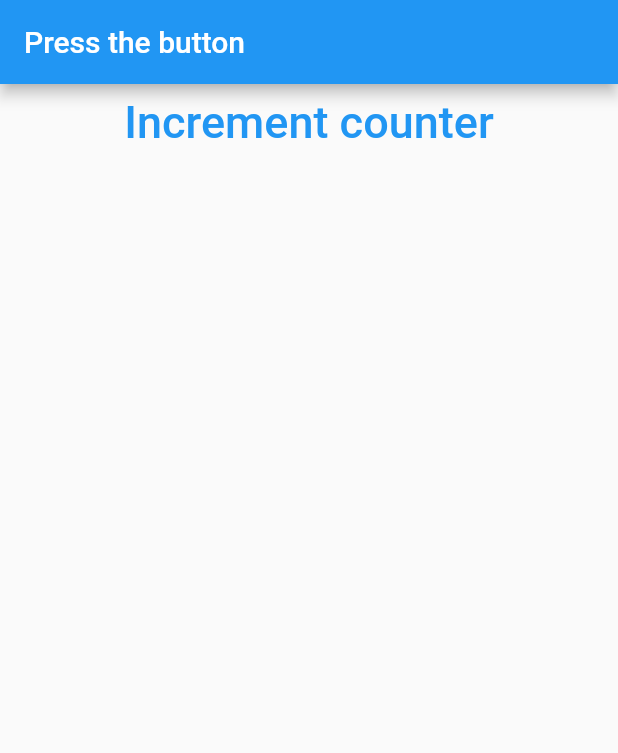
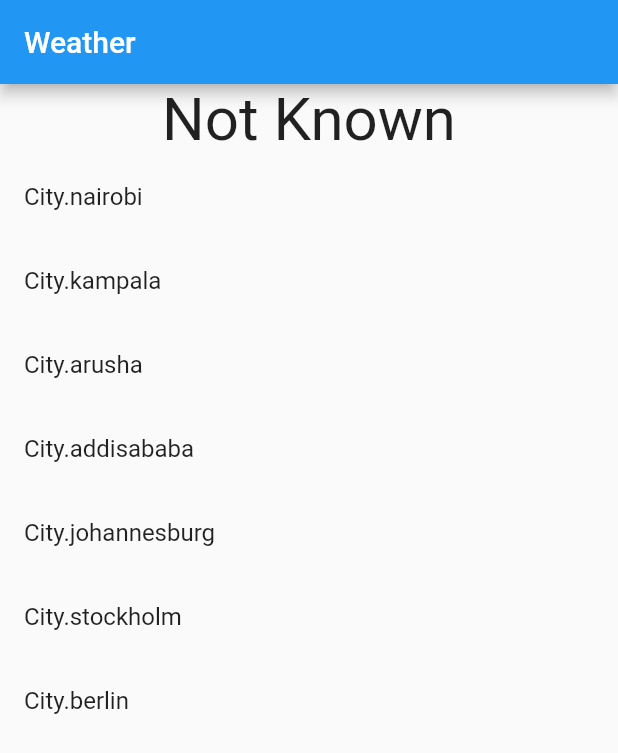
Before and after one commit to Kym54/riverpod, a Flutter app: the screen it shows after launch, on a phone screen of 412 x 824 dp. Shown: the top 753 px of the screen. Run offline on Flutter 3.47's test engine with Material 2 defaults, Android fonts, the phone set to English and light mode, and no system bars; our stand-ins replace hooks_riverpod.

Commit message:
provider listener

```diff
--- a/lib/HomePage.dart
+++ b/lib/HomePage.dart
@@ -14,7 +14,11 @@ import 'package:hooks_riverpod/hooks_riverpod.dart';
        a rebuild of the scaffold instead wrap your title with a
        consumer widget
       */
-     return Scaffold(
+     return MaterialApp(
+       darkTheme: ThemeData(),
+       themeMode: ThemeMode.dark,
+       debugShowCheckedModeBanner: false,
+       home:Scaffold(
        appBar: AppBar(
          title: Consumer(
            builder: (context, ref,child){
@@ -42,6 +46,7 @@ import 'package:hooks_riverpod/hooks_riverpod.dart';
                ))
          ],
        ),
+     ),
      );
    }
  }
--- /dev/null
+++ b/lib/Weather/Home.dart
@@ -0,0 +1,52 @@
+
+
+import 'package:hooks_riverpod/hooks_riverpod.dart';
+
+
+
+enum City{
+  nairobi,
+  kampala,
+  arusha,
+  addisababa,
+  johannesburg,
+  stockholm,
+  berlin,
+}
+
+typedef WeatherEmoji = String;
+
+Future<WeatherEmoji> getWeather(City city){
+  return Future.delayed(
+    const Duration(seconds: 1),() =>{
+      City.nairobi:'rainy',
+    City.kampala:'sunny',
+    City.arusha:'cool',
+    City.addisababa:'humid',
+    City.johannesburg:'snow',
+    City.stockholm:'cold',
+    City.berlin:'snow',
+  }[city]!,
+  );
+}
+// instead of using the above tiresome process it is preferably to use a state provider function
+// state provider keeps hold of state meaning it can't be changed from outside
+
+// the below provider listens to changes to the UI
+final currentCityProvider = StateProvider(
+      (ref) => null,
+);
+//will listen to change that happens to the sky and provides value that is listened by the currentCityProvider
+
+const unknownWeatherEmoji = 'Not Known';
+
+// UI reads this
+final weatherProvider = FutureProvider<WeatherEmoji>((ref){
+  final city = ref.watch(currentCityProvider);
+  if(city !=null){
+    return getWeather(city);
+  }else{
+    return unknownWeatherEmoji;
+  }
+},
+);
--- /dev/null
+++ b/lib/Weather/weather_homepage.dart
@@ -0,0 +1,74 @@
+import 'package:energy/Weather/Home.dart';
+import 'package:flutter/material.dart';
+import 'package:hooks_riverpod/hooks_riverpod.dart';
+
+
+extension OptionalInflixAddition <T extends num> on T?{
+  T? operator + ( T? other ){
+    final shadow = this;
+    if(shadow != null){
+      return shadow + (other?? 0) as T;
+    }
+    else{
+      return null;
+    }
+  }
+}
+
+
+class WeatherHomePage extends ConsumerWidget{
+   const WeatherHomePage ({Key? key}): super(key: key);
+
+   @override
+  Widget build(BuildContext context, WidgetRef ref){
+
+     final currentWeather = ref.watch(
+       weatherProvider,
+     );
+
+
+     return MaterialApp(
+       home: Scaffold(
+         appBar: AppBar(
+           title: const Text(
+             'Weather'
+           ),
+         ),
+         body: Column(
+           children: [
+             currentWeather.when(
+                 data:(data) => Text(
+                   data,
+                   style: const TextStyle(
+                     fontSize: 40,
+                   ),
+                 ),
+                 error:(_, __) => const Text('Error'),
+                 loading: () => const Padding(padding: EdgeInsets.all(8.0),
+                   child: CircularProgressIndicator(),
+                 )
+             ),
+             Expanded(
+                 child: ListView.builder(
+         itemCount:City.values.length,
+         itemBuilder: (context,index){
+           final city = City.values[index];
+           final isSelected = city == ref.watch(currentCityProvider);
+            return ListTile(
+              title: Text(
+                city.toString(),
+              ),
+              trailing: isSelected? const Icon(Icons.check): null,
+              onTap: () => ref.read
+                (currentCityProvider.notifier,).state = city as Null
+
+            );
+                     }
+                     )
+             )
+           ],
+         ),
+       ),
+     );
+   }
+}
--- a/lib/main.dart
+++ b/lib/main.dart
@@ -1,5 +1,6 @@
 
-import 'package:energy/HomePage.dart';
+//import 'package:energy/HomePage.dart';
+import 'package:energy/Weather/weather_homepage.dart';
 import 'package:flutter/material.dart';
 import 'package:flutter/widgets.dart';
 import 'package:hooks_riverpod/hooks_riverpod.dart';
@@ -21,7 +22,7 @@ class MyApp extends StatelessWidget {
       darkTheme: ThemeData(),
       themeMode: ThemeMode.dark,
       debugShowCheckedModeBanner: false,
-      home: const HomePage(),
+      home: const WeatherHomePage(),
     );
   }
 }
```
